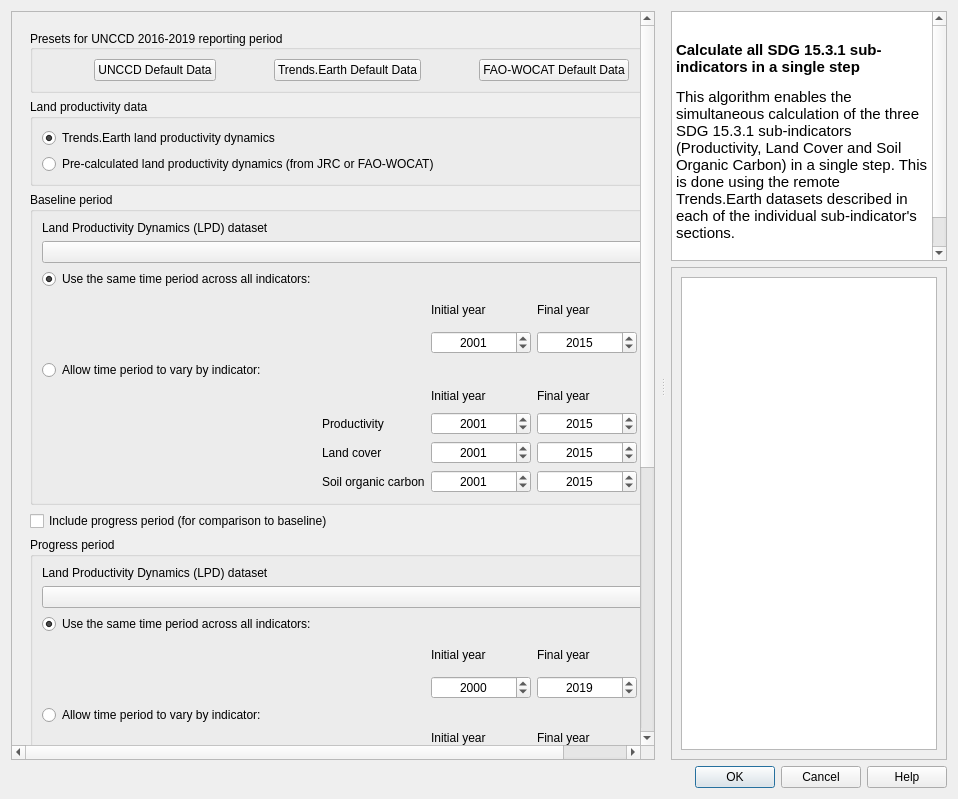
First picture: the form in LDMP/gui/DlgCalculateOneStep.ui, repository ConservationInternational/trends.earth, before the edit.
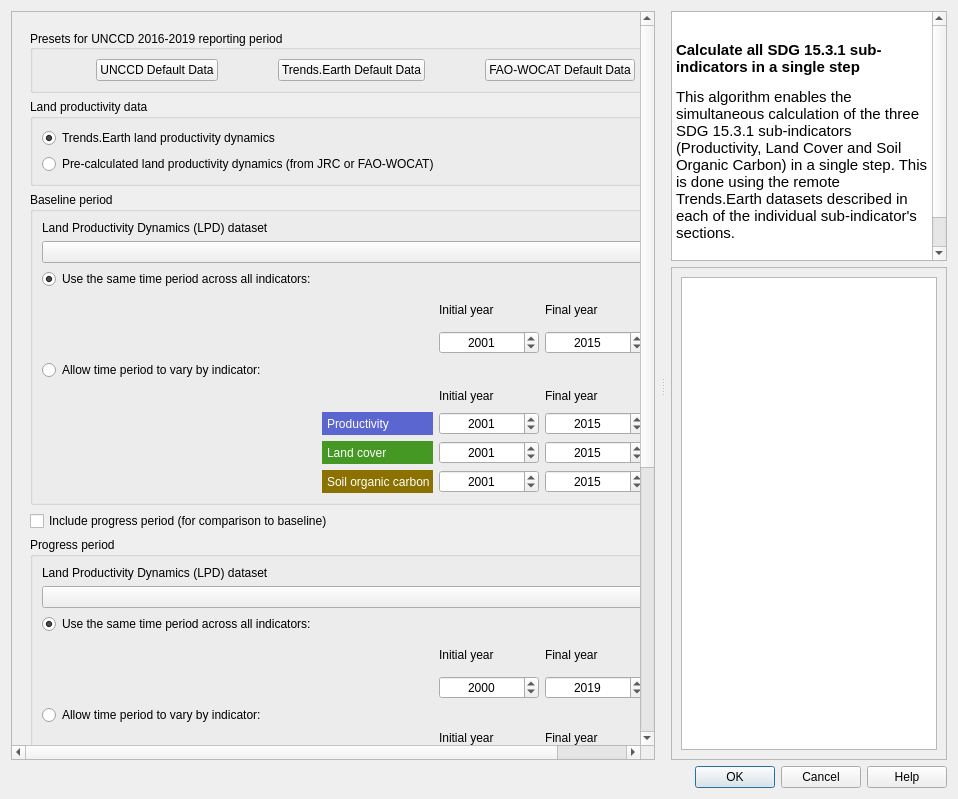
Second picture: the form after the edit. Custom widgets are drawn as their Qt base class.

Commit message: Update label colors

Diff of the .ui file:
```diff
--- a/LDMP/gui/DlgCalculateOneStep.ui
+++ b/LDMP/gui/DlgCalculateOneStep.ui
@@ -66,8 +66,8 @@
           <property name="geometry">
            <rect>
             <x>0</x>
-            <y>0</y>
-            <width>781</width>
+            <y>-221</y>
+            <width>790</width>
             <height>1248</height>
            </rect>
           </property>
@@ -184,6 +184,12 @@
                 <layout class="QGridLayout" name="gridLayout_2">
                  <item row="12" column="1">
                   <widget class="QLabel" name="label_baseline_soc">
+                   <property name="autoFillBackground">
+                    <bool>false</bool>
+                   </property>
+                   <property name="styleSheet">
+                    <string notr="true">background-color: #8B7100; padding-left: 2px; color: white</string>
+                   </property>
                    <property name="text">
                     <string>Soil organic carbon</string>
                    </property>
@@ -250,6 +256,9 @@
                  </item>
                  <item row="9" column="1">
                   <widget class="QLabel" name="label_baseline_prod">
+                   <property name="styleSheet">
+                    <string notr="true">background-color: #5B66D0; padding-left: 2px; color: white</string>
+                   </property>
                    <property name="text">
                     <string>Productivity</string>
                    </property>
@@ -578,6 +587,12 @@
                  </item>
                  <item row="11" column="1">
                   <widget class="QLabel" name="label_baseline_lc">
+                   <property name="autoFillBackground">
+                    <bool>false</bool>
+                   </property>
+                   <property name="styleSheet">
+                    <string notr="true">background-color: #459824; padding-left: 2px; color: white</string>
+                   </property>
                    <property name="text">
                     <string>Land cover</string>
                    </property>
@@ -726,6 +741,9 @@
                  </item>
                  <item row="12" column="1">
                   <widget class="QLabel" name="label_progress_soc">
+                   <property name="styleSheet">
+                    <string notr="true">background-color: #8B7100; padding-left: 2px; color: white</string>
+                   </property>
                    <property name="text">
                     <string>Soil organic carbon</string>
                    </property>
@@ -733,6 +751,12 @@
                  </item>
                  <item row="9" column="1">
                   <widget class="QLabel" name="label_progress_prod">
+                   <property name="autoFillBackground">
+                    <bool>false</bool>
+                   </property>
+                   <property name="styleSheet">
+                    <string notr="true">background-color: #5B66D0; padding-left: 2px; color: white</string>
+                   </property>
                    <property name="text">
                     <string>Productivity</string>
                    </property>
@@ -773,6 +797,12 @@
                  </item>
                  <item row="11" column="1">
                   <widget class="QLabel" name="label_progress_lc">
+                   <property name="autoFillBackground">
+                    <bool>false</bool>
+                   </property>
+                   <property name="styleSheet">
+                    <string notr="true">background-color: #459824; padding-left: 2px; color: white</string>
+                   </property>
                    <property name="text">
                     <string>Land cover</string>
                    </property>
@@ -1229,7 +1259,6 @@
         </widget>
        </item>
        <item>
-        
         <widget class="QScrollArea" name="graphic_scroll_area">
           <property name="sizePolicy">
               <sizepolicy hsizetype="Expanding" vsizetype="Expanding">
@@ -1259,14 +1288,13 @@
                               </sizepolicy>
                           </property>
                           <property name="alignment">
-                              <set>Qt::AlignLeft|Qt::AlignTop</set>
+              <set>Qt::AlignLeading|Qt::AlignLeft|Qt::AlignTop</set>
                           </property>
                       </widget>
                   </item>
               </layout>
           </widget>
       </widget>
-
        </item>
       </layout>
      </widget>
```
Lines whose indentation alone changed are shown as unchanged.
